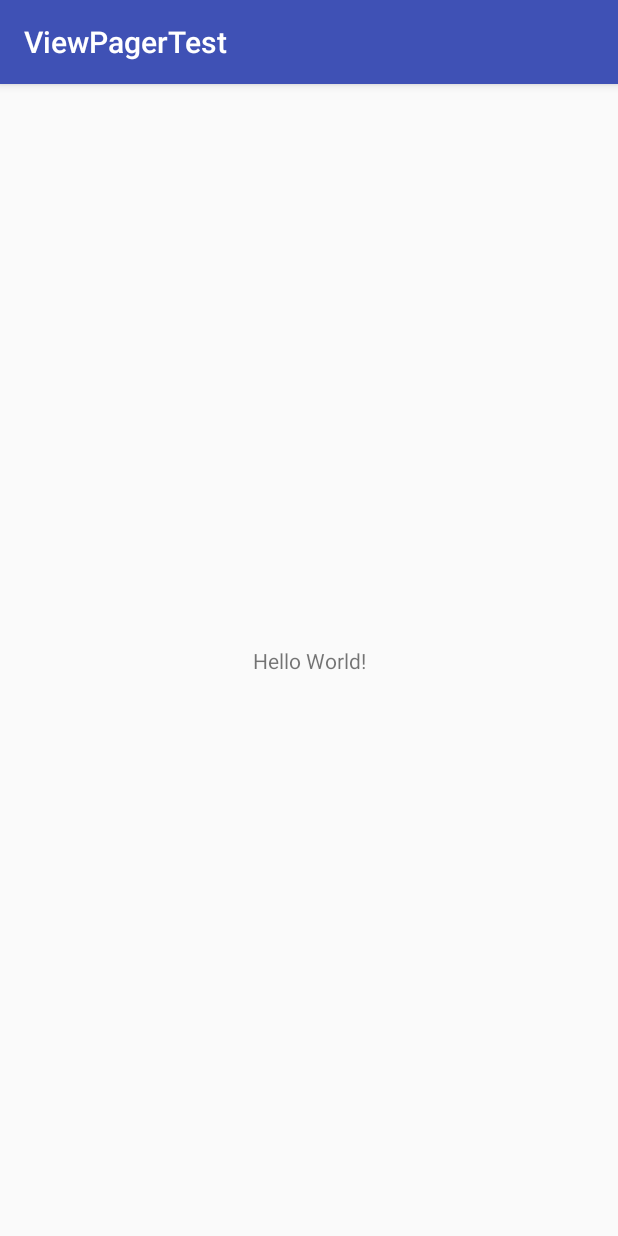
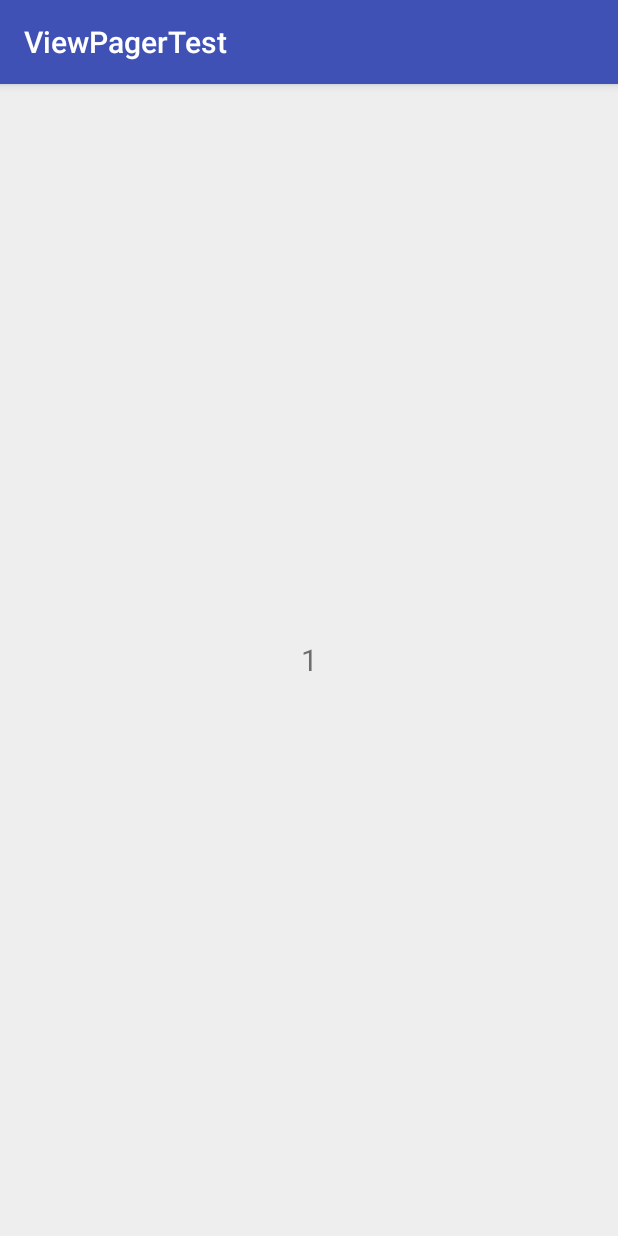
Before and after one commit to theshuklz/ViewPagerTest, an Android app: the screen it shows after launch (MainActivity), on a phone screen of 412 x 824 dp. Run offline under Robolectric (Android 15) with nearby library versions, the phone set to English and light mode, and no system bars.

Commit message:
add viewpager
Signed-off-by: Rishikesh Shukla <rishi1160@gmail.com>

```diff
--- /dev/null
+++ b/app/src/main/java/com/shuklz/viewpagertest/DemoFragment.kt
@@ -0,0 +1,22 @@
+package com.shuklz.viewpagertest
+
+import android.os.Bundle
+import android.support.v4.app.Fragment
+import android.view.LayoutInflater
+import android.view.View
+import android.view.ViewGroup
+import android.widget.TextView
+
+const val ARG_OBJECT = "object"
+
+class DemoFragment() : Fragment() {
+    override fun onCreateView(inflater: LayoutInflater, container: ViewGroup?, savedInstanceState: Bundle?): View {
+        val rootView: View = inflater.inflate(
+                R.layout.fragment_collection_object, container, false)
+        arguments?.takeIf { it.containsKey(ARG_OBJECT) }?.apply {
+            val textView: TextView = rootView.findViewById(R.id.textField)
+            textView.text = getInt(ARG_OBJECT).toString()
+        }
+        return rootView
+    }
+}
--- a/app/src/main/java/com/shuklz/viewpagertest/MainActivity.kt
+++ b/app/src/main/java/com/shuklz/viewpagertest/MainActivity.kt
@@ -1,12 +1,35 @@
 package com.shuklz.viewpagertest
 
 import android.os.Bundle
+import android.support.v4.app.Fragment
+import android.support.v4.app.FragmentManager
+import android.support.v4.app.FragmentPagerAdapter
 import android.support.v7.app.AppCompatActivity
+import kotlinx.android.synthetic.main.activity_main.*
 
 class MainActivity : AppCompatActivity() {
 
     override fun onCreate(savedInstanceState: Bundle?) {
         super.onCreate(savedInstanceState)
         setContentView(R.layout.activity_main)
+        val fm = supportFragmentManager
+
+        pager.adapter = FeatureAdapter(fm)
+    }
+
+    class FeatureAdapter(fm: FragmentManager) : FragmentPagerAdapter(fm) {
+        override fun getItem(position: Int): Fragment {
+            val fragment = DemoFragment()
+            fragment.arguments = Bundle().apply {
+                // Our object is just an integer :-P
+                putInt(ARG_OBJECT, position + 1)
+            }
+            return fragment
+        }
+
+        override fun getCount(): Int {
+            return 5
+        }
+
     }
 }
--- a/app/src/main/res/layout/activity_main.xml
+++ b/app/src/main/res/layout/activity_main.xml
@@ -1,18 +1,14 @@
 <?xml version="1.0" encoding="utf-8"?>
 <android.support.constraint.ConstraintLayout xmlns:android="http://schemas.android.com/apk/res/android"
-    xmlns:app="http://schemas.android.com/apk/res-auto"
     xmlns:tools="http://schemas.android.com/tools"
     android:layout_width="match_parent"
     android:layout_height="match_parent"
     tools:context=".MainActivity">
 
-    <TextView
-        android:layout_width="wrap_content"
-        android:layout_height="wrap_content"
-        android:text="Hello World!"
-        app:layout_constraintBottom_toBottomOf="parent"
-        app:layout_constraintLeft_toLeftOf="parent"
-        app:layout_constraintRight_toRightOf="parent"
-        app:layout_constraintTop_toTopOf="parent" />
+    <android.support.v4.view.ViewPager xmlns:android="http://schemas.android.com/apk/res/android"
+        android:id="@+id/pager"
+        android:layout_width="match_parent"
+        android:layout_height="match_parent" />
+
 
 </android.support.constraint.ConstraintLayout>
--- /dev/null
+++ b/app/src/main/res/layout/fragment_collection_object.xml
@@ -0,0 +1,14 @@
+<?xml version="1.0" encoding="utf-8"?>
+<FrameLayout xmlns:android="http://schemas.android.com/apk/res/android"
+    android:layout_width="match_parent"
+    android:layout_height="match_parent"
+    android:background="#eee">
+
+    <TextView
+        android:id="@+id/textField"
+        android:layout_width="match_parent"
+        android:layout_height="match_parent"
+        android:gravity="center"
+        android:textSize="20sp" />
+
+</FrameLayout>
```
